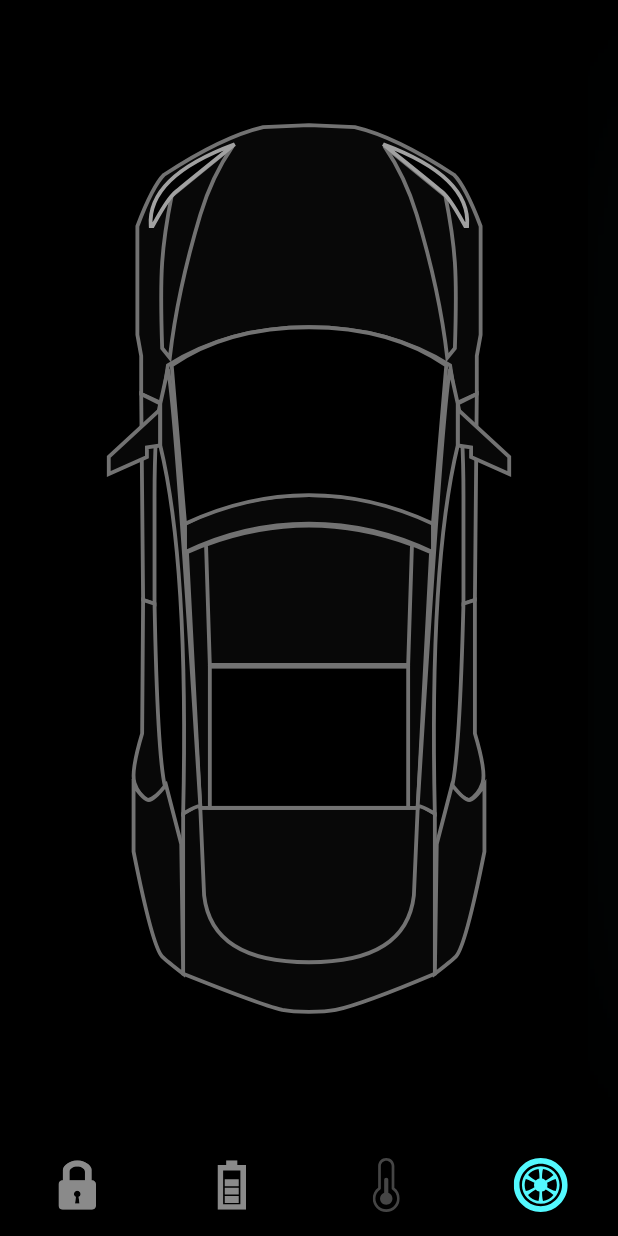
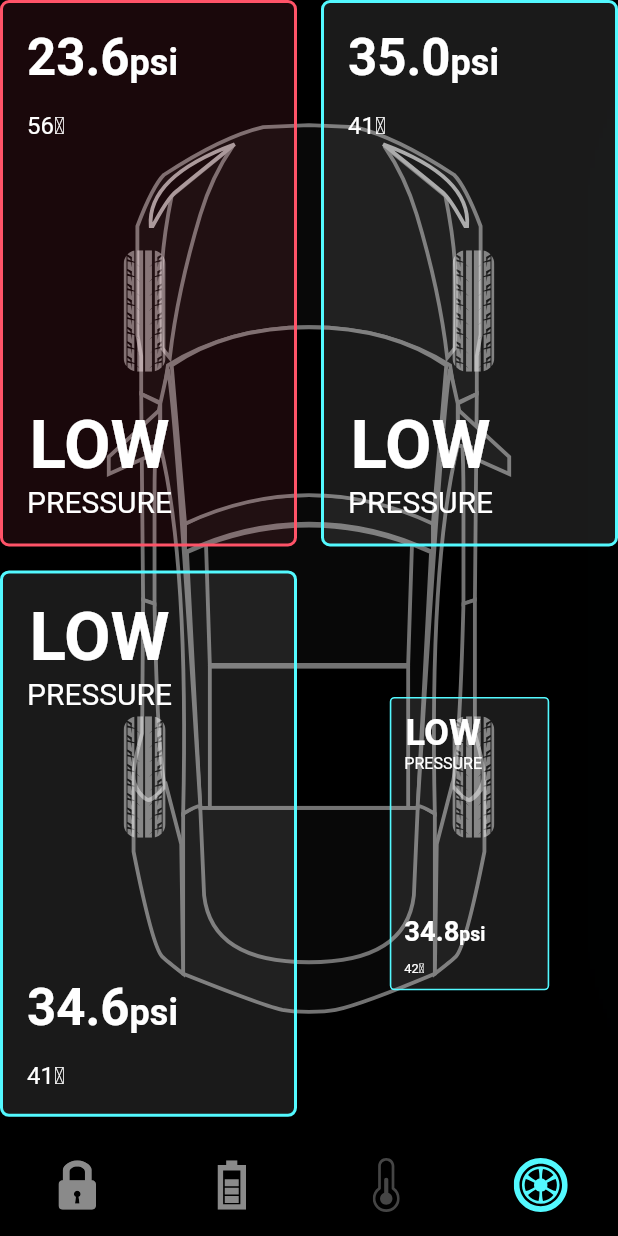
Before and after one commit to ikennaumeh/animated_tesla_car_app, a Flutter app: the screen it shows after launch, item 4 of the bottom bar chosen, on a phone screen of 412 x 824 dp. Run offline on Flutter 3.47's test engine with Material 2 defaults, Android fonts, the phone set to English and light mode, and no system bars; our stand-ins replace flutter_svg.

```diff
--- a/lib/home_controller.dart
+++ b/lib/home_controller.dart
@@ -8,6 +8,8 @@ class HomeController extends ChangeNotifier{
   bool isBonnetLock = true;
   bool isTrunkLock = true;
   bool isCoolSelected = true;
+  bool isShowTyre = false;
+  bool isShowTyreStatus = false;
 
   void onBottomNavigationTabChange(int index){
     selectedBottomTab = index;
@@ -49,4 +51,28 @@ class HomeController extends ChangeNotifier{
     }
   }
 
+  void showTyreController(int index){
+    if(selectedBottomTab != 3 && index == 3){
+      Future.delayed(Duration(milliseconds: 400), (){
+        isShowTyre = true;
+        notifyListeners();
+      });
+    } else {
+      isShowTyre = false;
+      notifyListeners();
+    }
+  }
+
+  void tyreStatusController(int index){
+    if(selectedBottomTab != 3 && index == 3){
+      isShowTyreStatus = true;
+      notifyListeners();
+    } else {
+      Future.delayed(Duration(milliseconds: 400), (){
+        isShowTyreStatus = false;
+        notifyListeners();
+      });
+    }
+  }
+
 }
--- /dev/null
+++ b/lib/screens/components/tyre_psi_card.dart
@@ -0,0 +1,95 @@
+import 'package:flutter/material.dart';
+import 'package:tesla_animated_app/models/TyrePsi.dart';
+
+import '../../constanins.dart';
+
+class TyrePsiCard extends StatelessWidget {
+  const TyrePsiCard({
+    Key? key,
+    required this.isBottomTwoTyre,required this.tyrePsi,
+  }) : super(key: key);
+
+  final bool isBottomTwoTyre;
+  final TyrePsi tyrePsi;
+
+  @override
+  Widget build(BuildContext context) {
+    return Container(
+      padding: EdgeInsets.all(defaultPadding),
+      decoration: BoxDecoration(
+        color: tyrePsi.isLowPressure ? redColor.withOpacity(.1) : Colors.white10,
+        border: Border.all(color: tyrePsi.isLowPressure ? redColor : primaryColor, width: 2),
+        borderRadius: BorderRadius.all(
+          Radius.circular(6),
+        ),
+      ),
+      child: isBottomTwoTyre
+          ? Column(
+        crossAxisAlignment: CrossAxisAlignment.start,
+        children: [
+          lowPressureText(context),
+          Spacer(),
+          psiText(context, psi: tyrePsi.psi.toString()),
+          const SizedBox(
+            height: defaultPadding,
+          ),
+          Text(
+            "${tyrePsi.temp}\u2103",
+            style: TextStyle(fontSize: 16),
+          ),
+
+        ],
+      )
+          : Column(
+        crossAxisAlignment: CrossAxisAlignment.start,
+        children: [
+          psiText(context, psi: tyrePsi.psi.toString()),
+          const SizedBox(
+            height: defaultPadding,
+          ),
+          Text(
+            "${tyrePsi.temp}\u2103",
+            style: TextStyle(fontSize: 16),
+          ),
+          Spacer(),
+          lowPressureText(context),
+        ],
+      ),
+    );
+  }
+
+  Column lowPressureText(BuildContext context) {
+    return Column(
+      children: [
+        Text(
+          "Low".toUpperCase(),
+          style: Theme.of(context)
+              .textTheme
+              .headline3!
+              .copyWith(color: Colors.white, fontWeight: FontWeight.w600),
+        ),
+        Text(
+          "Pressure".toUpperCase(),
+          style: TextStyle(fontSize: 20),
+        ),
+      ],
+    );
+  }
+
+  Text psiText(BuildContext context, {required String psi}) {
+    return Text.rich(
+      TextSpan(
+          text: psi,
+          style: Theme.of(context)
+              .textTheme
+              .headline4!
+              .copyWith(fontWeight: FontWeight.w600, color: Colors.white),
+          children: [
+            TextSpan(
+              text: 'psi',
+              style: TextStyle(fontSize: 24),
+            ),
+          ]),
+    );
+  }
+}
--- /dev/null
+++ b/lib/screens/components/tyres.dart
@@ -0,0 +1,27 @@
+import 'package:flutter/material.dart';
+import 'package:flutter_svg/svg.dart';
+
+List<Widget> tyres(BoxConstraints constraints) {
+  return [
+    Positioned(
+      left: constraints.maxWidth * 0.2,
+      top: constraints.maxHeight * 0.22,
+      child: SvgPicture.asset('assets/icons/FL_Tyre.svg'),
+    ),
+    Positioned(
+      right: constraints.maxWidth * 0.2,
+      top: constraints.maxHeight * 0.22,
+      child: SvgPicture.asset('assets/icons/FL_Tyre.svg'),
+    ),
+    Positioned(
+      right: constraints.maxWidth * 0.2,
+      top: constraints.maxHeight * 0.63,
+      child: SvgPicture.asset('assets/icons/FL_Tyre.svg'),
+    ),
+    Positioned(
+      left: constraints.maxWidth * 0.2,
+      top: constraints.maxHeight * 0.63,
+      child: SvgPicture.asset('assets/icons/FL_Tyre.svg'),
+    ),
+  ];
+}
--- a/lib/screens/home_screen.dart
+++ b/lib/screens/home_screen.dart
@@ -2,11 +2,14 @@ import 'package:flutter/material.dart';
 import 'package:flutter_svg/flutter_svg.dart';
 import 'package:tesla_animated_app/constanins.dart';
 import 'package:tesla_animated_app/home_controller.dart';
+import 'package:tesla_animated_app/models/TyrePsi.dart';
 import 'components/battery_status.dart';
 import 'components/door_lock.dart';
 import 'components/temp_button.dart';
 import 'components/temp_details.dart';
 import 'components/tesla_bottom_nav.dart';
+import 'components/tyre_psi_card.dart';
+import 'components/tyres.dart';
 
 class HomeScreen extends StatefulWidget {
   HomeScreen({Key? key}) : super(key: key);
@@ -25,6 +28,14 @@ class _HomeScreenState extends State<HomeScreen> with TickerProviderStateMixin {
   late Animation<double> _animationCarShift;
   late Animation<double> _animationTempShowInfo;
   late Animation<double> _animationCoolGlow;
+
+  late AnimationController _tyreAnimationController;
+  late Animation<double> _animationTyre1Psi;
+  late Animation<double> _animationTyre2Psi;
+  late Animation<double> _animationTyre3Psi;
+  late Animation<double> _animationTyre4Psi;
+
+  late List<Animation<double>> _tyreAnimations;
 
   void setupBatteryAnimation() {
     _batteryAnimationController =
@@ -58,10 +69,36 @@ class _HomeScreenState extends State<HomeScreen> with TickerProviderStateMixin {
     );
   }
 
+  void setupTyreAnimation() {
+    _tyreAnimationController = AnimationController(
+      vsync: this,
+      duration: Duration(milliseconds: 1200),
+    );
+
+    _animationTyre1Psi = CurvedAnimation(
+      parent: _tyreAnimationController,
+      curve: Interval(0.34, 0.5),
+    );
+    _animationTyre2Psi = CurvedAnimation(
+      parent: _tyreAnimationController,
+      curve: Interval(0.5, 0.66),
+    );
+    _animationTyre3Psi = CurvedAnimation(
+      parent: _tyreAnimationController,
+      curve: Interval(0.66, 0.82),
+    );
+    _animationTyre4Psi = CurvedAnimation(
+      parent: _tyreAnimationController,
+      curve: Interval(0.82, 1),
+    );
+  }
+
   @override
   void initState() {
     setupBatteryAnimation();
     setupTempAnimation();
+    setupTyreAnimation();
+    _tyreAnimations = [_animationTyre1Psi,_animationTyre2Psi,_animationTyre3Psi,_animationTyre4Psi];
     super.initState();
   }
 
@@ -69,6 +106,7 @@ class _HomeScreenState extends State<HomeScreen> with TickerProviderStateMixin {
   void dispose() {
     _batteryAnimationController.dispose();
     _tempAnimationController.dispose();
+    _tyreAnimationController.dispose();
     super.dispose();
   }
 
@@ -78,7 +116,8 @@ class _HomeScreenState extends State<HomeScreen> with TickerProviderStateMixin {
         animation: Listenable.merge([
           _controller,
           _batteryAnimationController,
-          _tempAnimationController
+          _tempAnimationController,
+          _tyreAnimationController,
         ]),
         builder: (context, _) {
           return Scaffold(
@@ -92,6 +131,11 @@ class _HomeScreenState extends State<HomeScreen> with TickerProviderStateMixin {
                   _tempAnimationController.forward();
                 else if (_controller.selectedBottomTab == 2 && index != 2)
                   _tempAnimationController.reverse(from: 0.4);
+                if(index == 3) _tyreAnimationController.forward();
+                else if (_controller.selectedBottomTab == 3 && index != 3)
+                  _tyreAnimationController.reverse();
+                _controller.showTyreController(index);
+                _controller.tyreStatusController(index);
                 _controller.onBottomNavigationTabChange(index);
               },
               selectedTab: _controller.selectedBottomTab,
@@ -198,19 +242,43 @@ class _HomeScreenState extends State<HomeScreen> with TickerProviderStateMixin {
                       top: 20 * (1 - _animationTempShowInfo.value),
                       child: Opacity(
                         opacity: _animationTempShowInfo.value,
-                            child: TempDetails(controller: _controller),),),
+                        child: TempDetails(controller: _controller),
+                      ),
+                    ),
                     Positioned(
                       right: -180 * (1 - _animationCoolGlow.value),
                       child: AnimatedSwitcher(
                         duration: defaultDuration,
-                        child: _controller.isCoolSelected ? Image.asset(
+                        child: _controller.isCoolSelected
+                            ? Image.asset(
                                 'assets/images/Cool_glow_2.png',
                                 width: 200,
                                 key: UniqueKey(),
-                        ) : Image.asset(
+                              )
+                            : Image.asset(
                                 'assets/images/Hot_glow_4.png',
                                 width: 200,
                                 key: UniqueKey(),
+                              ),
+                      ),
+                    ),
+                    if (_controller.isShowTyre) ...tyres(constraints),
+                    if (_controller.isShowTyreStatus)
+                      GridView.builder(
+                        itemCount: 4,
+                        physics: NeverScrollableScrollPhysics(),
+                        gridDelegate: SliverGridDelegateWithFixedCrossAxisCount(
+                          crossAxisCount: 2,
+                          mainAxisSpacing: defaultPadding,
+                          crossAxisSpacing: defaultPadding,
+                          childAspectRatio:
+                              constraints.maxWidth / constraints.maxHeight,
+                        ),
+                        itemBuilder: (context, index) => ScaleTransition(
+                          scale: _tyreAnimations[index],
+                          child: TyrePsiCard(
+                            isBottomTwoTyre: index > 1,
+                            tyrePsi: demoPsiList[index],
                           ),
                         ),
                       ),
```
Lines whose indentation alone changed are shown as unchanged.
